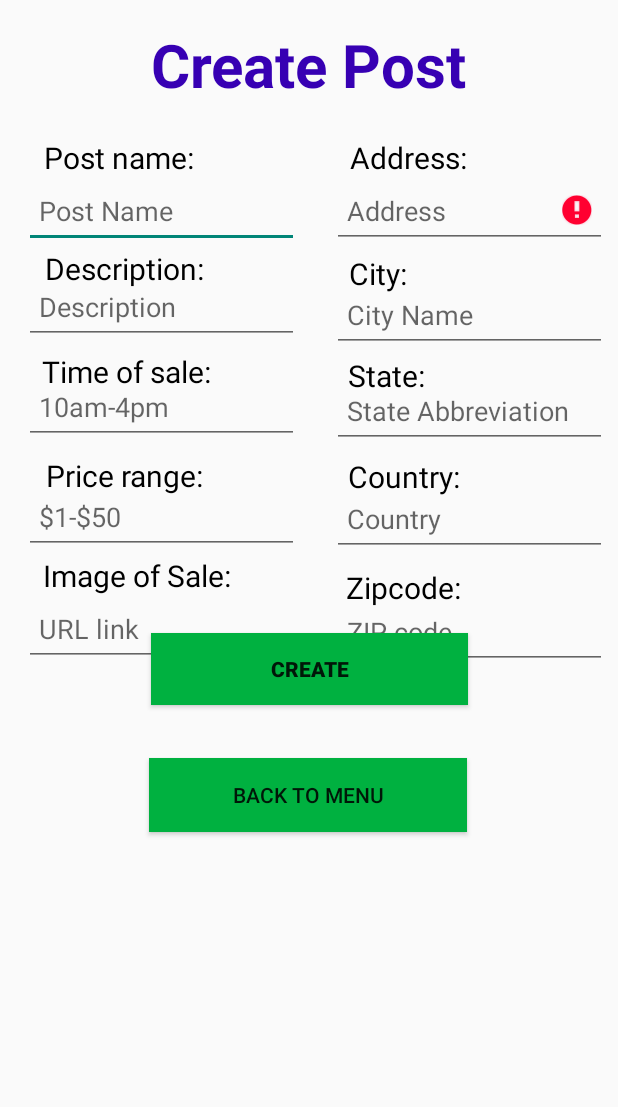
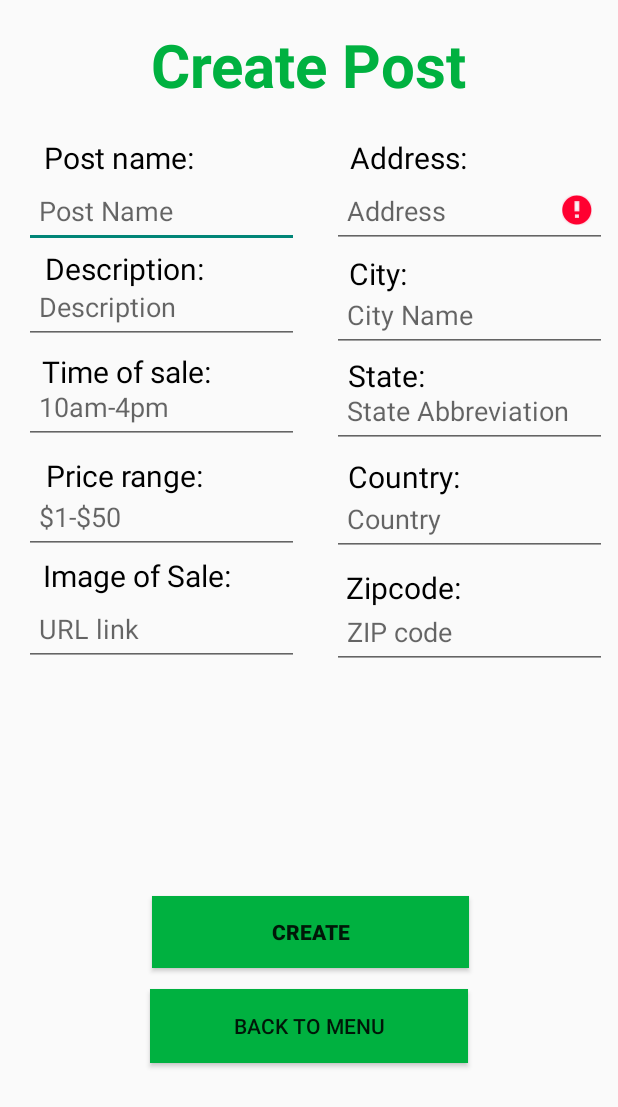
Before and after one commit to mbedford001/GarageSaleFinder-maria-topfork, an Android app: the Createpost screen opened directly, with no data from a screen before it, after a tap on "CREATE", on a phone screen of 412 x 824 dp. Shown: the top 1107 px of the screen. Run offline under Robolectric (Android 15) with nearby library versions, the phone set to English and light mode, and no system bars; network calls fail.

Commit message:
Search now works with the new location format. Search is also no longer case sensitive.
When viewing a post, the user can see the address of the sale. The user can also click on the address which will open their google maps app with the location (some addresses wont allow for the button to be pressed if its funky, but most work just fine).

Also found a new bug. Once a post is deleted, View my posts will be blank until the user logs out and logs back in. Not sure whats causing this

```diff
--- a/app/src/main/java/com/example/garagesalefinder/AddItems.java
+++ b/app/src/main/java/com/example/garagesalefinder/AddItems.java
@@ -81,7 +81,7 @@ public class AddItems extends AppCompatActivity implements PopupMenu.OnMenuItemC
             }
         });
 
-        doneBtn.setOnClickListener(new View.OnClickListener(){
+        returnBtn.setOnClickListener(new View.OnClickListener(){
             @Override
             public void onClick(View v){
                 String username = getIntent().getStringExtra("username");
--- a/app/src/main/java/com/example/garagesalefinder/Createpost.java
+++ b/app/src/main/java/com/example/garagesalefinder/Createpost.java
@@ -24,7 +24,11 @@ import com.example.garagesalefinder.people.Account;
  */
 public class Createpost extends AppCompatActivity {
 
-    EditText location;
+    EditText city;
+    EditText address;
+    EditText zip;
+    EditText country;
+    EditText state;
     EditText title;
     EditText description;
     EditText time;
@@ -40,7 +44,11 @@ public class Createpost extends AppCompatActivity {
     protected void onCreate(Bundle savedInstanceState) {
         super.onCreate(savedInstanceState);
         setContentView(R.layout.activity_createpost);
-        location = findViewById(R.id.inputLocation);
+        address = findViewById(R.id.inputLocation);
+        city = findViewById(R.id.inputCity);
+        zip = findViewById(R.id.inputZipcode);
+        country = findViewById(R.id.inputCountry);
+        state = findViewById(R.id.inputState);
         title = findViewById(R.id.inputPostName);
         description = findViewById(R.id.inputDescription);
         time = findViewById(R.id.inputTime);
@@ -57,15 +65,39 @@ public class Createpost extends AppCompatActivity {
             @Override
             public void onClick(View v) {
 
-                String pLocation = location.getText().toString().trim();
+                String pAddress = address.getText().toString().trim();
+                String pCity = city.getText().toString().trim();
+                String pZip = zip.getText().toString().trim();
+                String pCountry = country.getText().toString().trim();
+                String pState = state.getText().toString().trim();
                 String pTitle = title.getText().toString().trim();
                 String pDescription = description.getText().toString().trim();
                 String pTime = time.getText().toString().trim();
                 String pImage = image.getText().toString().trim();
                 String pPrice = priceRange.getText().toString().trim();
 
-                if(TextUtils.isEmpty(pLocation)){//verifies a location was entered
-                    location.setError("Location is required.");
+                if(TextUtils.isEmpty(pAddress)){//verifies a location was entered
+                    address.setError("Address is required.");
+                    return;
+                }
+
+                if(TextUtils.isEmpty(pCity)){//verifies a location was entered
+                    city.setError("City is required.");
+                    return;
+                }
+
+                if(TextUtils.isEmpty(pState)){//verifies a location was entered
+                    state.setError("State is required.");
+                    return;
+                }
+
+                if(TextUtils.isEmpty(pZip)){//verifies a location was entered
+                    zip.setError("Zip code is required.");
+                    return;
+                }
+
+                if(TextUtils.isEmpty(pCountry)){//verifies a location was entered
+                    country.setError("Country is required.");
                     return;
                 }
 
@@ -84,7 +116,11 @@ public class Createpost extends AppCompatActivity {
                     time.setError("Time is required.");
                     return;
                 }
-                Post p = new Post(username, pLocation, pTitle, pDescription, pTime, pPrice, pImage);
+
+                String location = pAddress+":"+pCity+":"+pState+":"+pZip+":"+pCountry;
+
+                Post p = new Post(username, location, pTitle, pDescription, pTime, pPrice, pImage);
+
 
                 dbhc.addPost(p);
                 Toast.makeText(Createpost.this, "Post was added", Toast.LENGTH_SHORT).show();
--- a/app/src/main/java/com/example/garagesalefinder/SearchByLocation.java
+++ b/app/src/main/java/com/example/garagesalefinder/SearchByLocation.java
@@ -67,6 +67,7 @@ public class SearchByLocation extends AppCompatActivity implements PopupMenu.OnM
                 if(TextUtils.isEmpty(inputCategory)){
                     inputCategory = "";
                 }
+
                 results = dbhc.searchPosts(inputLocation, inputDate, inputCategory);
                 boolean works = true;
                 try{
--- a/app/src/main/res/layout/activity_createpost.xml
+++ b/app/src/main/res/layout/activity_createpost.xml
@@ -13,7 +13,7 @@
         android:layout_marginTop="16dp"
         android:text="Create Post"
         android:textAllCaps="false"
-        android:textColor="@color/purple_700"
+        android:textColor="@color/wales"
         android:textSize="40sp"
         android:textStyle="bold"
         app:layout_constraintEnd_toEndOf="parent"
@@ -307,32 +307,37 @@
         android:id="@+id/btnCreate"
         android:layout_width="211dp"
         android:layout_height="wrap_content"
-        android:layout_marginBottom="-100dp"
+        android:layout_marginStart="95dp"
+        android:layout_marginTop="576dp"
+        android:layout_marginBottom="-275dp"
+        android:background="@color/wales"
         android:onClick="moveToAddDates"
         android:text="Create"
-        android:background="@color/wales"
         android:textStyle="bold"
         app:layout_constraintBottom_toTopOf="@+id/image"
         app:layout_constraintEnd_toEndOf="parent"
+        app:layout_constraintHorizontal_bias="0.057"
         app:layout_constraintStart_toStartOf="parent"
+        app:layout_constraintTop_toTopOf="parent"
+        app:layout_constraintVertical_bias="1.0"
         tools:ignore="MissingConstraints" />
 
     <Button
         android:id="@+id/button"
         android:layout_width="212dp"
         android:layout_height="49dp"
-        android:layout_marginStart="25dp"
-        android:layout_marginTop="505dp"
+        android:layout_marginStart="94dp"
+        android:layout_marginTop="635dp"
         android:layout_marginEnd="99dp"
+        android:background="@color/wales"
         android:onClick="returnHomeFromPost"
         android:text="Back to Menu"
-        android:background="@color/wales"
         app:layout_constraintBottom_toBottomOf="parent"
         app:layout_constraintEnd_toEndOf="parent"
-        app:layout_constraintHorizontal_bias="0.98"
+        app:layout_constraintHorizontal_bias="0.92"
         app:layout_constraintStart_toStartOf="parent"
         app:layout_constraintTop_toTopOf="parent"
-        app:layout_constraintVertical_bias="0.0" />
+        app:layout_constraintVertical_bias="0.17" />
 
 
 </androidx.constraintlayout.widget.ConstraintLayout>
```
Also changed, not shown: app/src/main/java/com/example/garagesalefinder/ViewPost.java (+7 -2 lines), app/src/main/java/com/example/garagesalefinder/controllers/DataBaseHelperClass.java (+13 -3 lines), app/src/main/res/layout/activity_additems.xml (+7 -8 lines).
